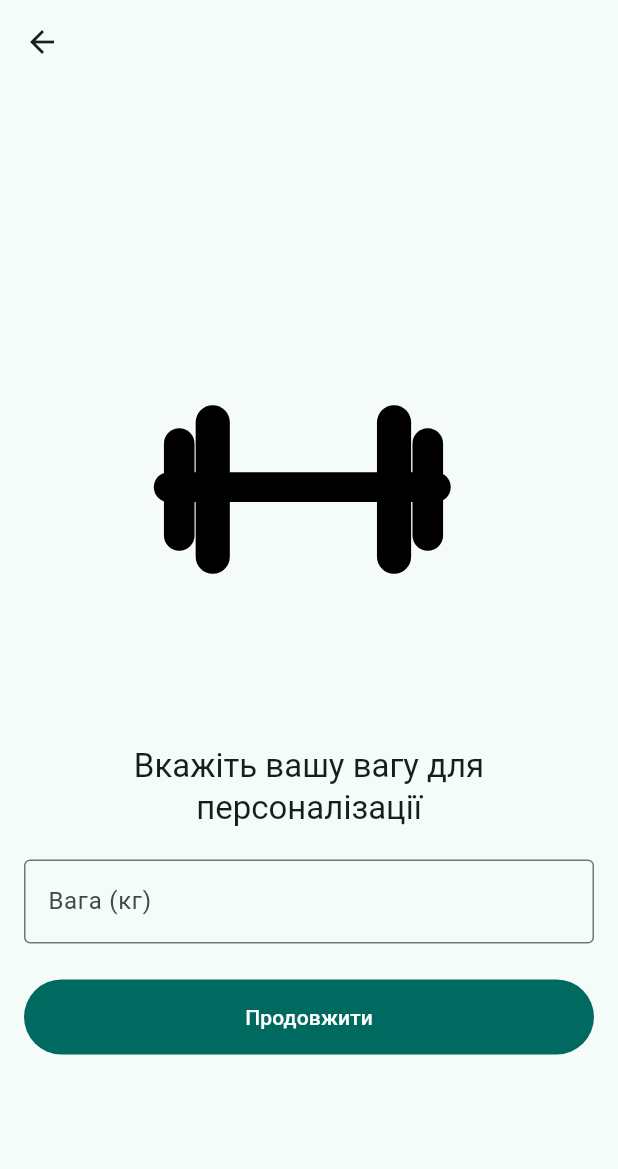
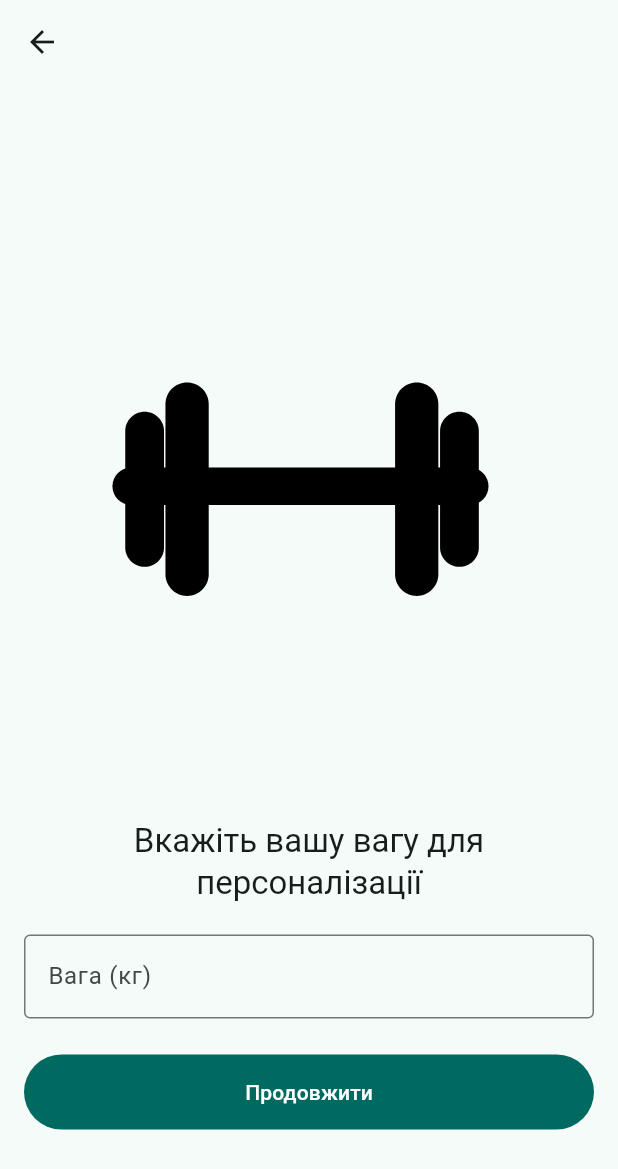
Before and after one commit to MykhailoZaichenko/gym_tracker_app, a Flutter app: the OnboardingPage screen opened directly, on a phone screen of 412 x 824 dp. Shown: the top 1169 px of the screen. Run offline on Flutter 3.47's test engine with Material 3 defaults, Android fonts, the phone set to English and light mode, and no system bars; our stand-ins replace fl_chart, google_fonts, image_picker, lottie, shared_preferences, sqflite and 1 more; accounts and stored records are empty.

Commit message:
fixed some bugs and added hero widget

```diff
--- a/lib/features/profile/pages/settings_page.dart
+++ b/lib/features/profile/pages/settings_page.dart
@@ -70,6 +70,7 @@ class _SettingsPageState extends State<SettingsPage> {
                 ThemeService.isDarkModeNotifier.value = false;
                 _notificationsEnabled = true;
               });
+              if (!mounted) return;
               Navigator.of(ctx).pop();
               ScaffoldMessenger.of(context).showSnackBar(
                 const SnackBar(content: Text('Дані успішно очищені')),
--- a/lib/features/welcome/pages/onboarding_page.dart
+++ b/lib/features/welcome/pages/onboarding_page.dart
@@ -1,6 +1,6 @@
 import 'package:flutter/material.dart';
 import 'package:gym_tracker_app/features/auth/pages/register_page.dart';
-import 'package:lottie/lottie.dart';
+import 'package:gym_tracker_app/widget/common/hero_widget.dart';
 import 'package:shared_preferences/shared_preferences.dart';
 
 class OnboardingPage extends StatefulWidget {
@@ -38,8 +38,6 @@ class _OnboardingPageState extends State<OnboardingPage> {
 
   @override
   Widget build(BuildContext context) {
-    final isDark = Theme.of(context).brightness == Brightness.dark;
-
     return Scaffold(
       appBar: AppBar(),
       body: Center(
@@ -49,18 +47,7 @@ class _OnboardingPageState extends State<OnboardingPage> {
             key: _formKey,
             child: Column(
               children: [
-                isDark
-                    ? ColorFiltered(
-                        colorFilter: const ColorFilter.mode(
-                          Colors.white,
-                          BlendMode.srcATop,
-                        ),
-                        child: Lottie.asset(
-                          'assets/lotties/dumbell.json',
-                          height: 300,
-                        ),
-                      )
-                    : Lottie.asset('assets/lotties/dumbell.json', height: 300),
+                HeroWidget(tag: 'onboarding_lottie'),
                 const SizedBox(height: 20),
                 Text(
                   'Вкажіть вашу вагу для персоналізації',
--- /dev/null
+++ b/lib/widget/common/hero_widget.dart
@@ -0,0 +1,25 @@
+import 'package:flutter/material.dart';
+import 'package:gym_tracker_app/core/theme/theme_service.dart';
+import 'package:lottie/lottie.dart';
+
+class HeroWidget extends StatelessWidget {
+  final String tag;
+
+  const HeroWidget({super.key, required this.tag});
+
+  @override
+  Widget build(BuildContext context) {
+    return Hero(
+      tag: tag,
+      child: ThemeService.isDarkModeNotifier.value
+          ? ColorFiltered(
+              colorFilter: const ColorFilter.mode(
+                Colors.white,
+                BlendMode.srcATop,
+              ),
+              child: Lottie.asset('assets/lotties/dumbell.json', height: 400),
+            )
+          : Lottie.asset('assets/lotties/dumbell.json', height: 400),
+    );
+  }
+}
--- a/lib/widget/common/month_picker_dialog.dart
+++ b/lib/widget/common/month_picker_dialog.dart
@@ -53,7 +53,7 @@ class _MonthPickerDialogState extends State<MonthPickerDialog>
     _yearController = TextEditingController(text: _year.toString());
     _animController = AnimationController(
       vsync: this,
-      duration: const Duration(milliseconds: 300),
+      duration: const Duration(milliseconds: 350),
     )..forward();
   }
 
--- a/lib/widget/common/widget_tree.dart
+++ b/lib/widget/common/widget_tree.dart
@@ -13,8 +13,6 @@ class WidgetTree extends StatelessWidget {
   @override
   Widget build(BuildContext context) {
     return Scaffold(
-      //Todo didide to keep or remove appbar
-      // appBar: AppBar(title: Text(title!), centerTitle: true),
       body: ValueListenableBuilder(
         valueListenable: selectedPageNotifier,
         builder: (BuildContext context, dynamic selectedPage, Widget? child) {
```
Also changed, not shown: lib/features/auth/pages/login_page.dart (+48 -41 lines), lib/features/auth/pages/register_page.dart (+2 -17 lines), lib/features/home/widgets/home_calendar.dart (+5 -4 lines), lib/features/profile/pages/profile_edit_page.dart (+7 -4 lines), lib/features/welcome/pages/welcome_page.dart (+2 -14 lines), lib/features/workout/pages/workout_page.dart (+21 -17 lines), lib/features/workout/pages/workout_plan_editor_page.dart (+16 -6 lines), lib/widget/common/pop_save_wideget.dart (renamed from lib/widget/common/will_pop_save_wideget.dart, +11 -2 lines).
